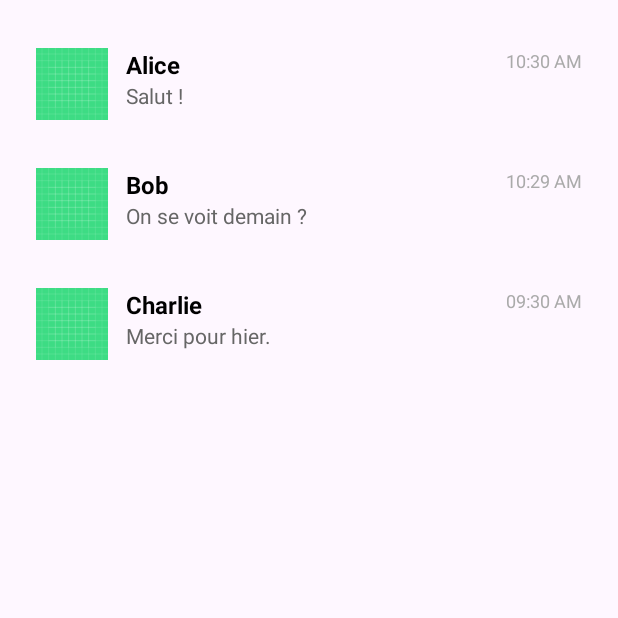
After one commit to Rydeckk/Twitter_android, an Android app: the fragment ConversationFragment shown on its own in the app's theme, on a phone screen of 412 x 824 dp, the top half of it. The commit adds this screen. Run offline under Robolectric (Android 15) with nearby library versions, the phone set to English and light mode, and no system bars.

Commit message:
feat: conversations messages (#2)
* feat: conversations messages

* Add fragment conversation

* fix: build crash

---------

Co-authored-by: Rydeckk <romainguiffantwork@hotmail.com>

```diff
--- /dev/null
+++ b/client/app/src/main/java/com/example/twitter_like/models/ConversationModel.kt
@@ -0,0 +1,8 @@
+package com.example.twitter_like.models
+
+data class ConversationModel(
+    val id: Int,
+    val title: String,
+    val lastMessage: String,
+    val timestamp: Long
+)
--- /dev/null
+++ b/client/app/src/main/java/com/example/twitter_like/views/ConversationAdapter.kt
@@ -0,0 +1,41 @@
+package com.example.twitter_like.views
+
+import android.view.LayoutInflater
+import android.view.View
+import android.view.ViewGroup
+import android.widget.TextView
+import androidx.recyclerview.widget.RecyclerView
+import com.example.twitter_like.R
+import com.example.twitter_like.models.ConversationModel
+import java.text.SimpleDateFormat
+import java.util.Date
+import java.util.Locale
+
+class ConversationAdapter (
+    private val conversations: List<ConversationModel>
+    ) : RecyclerView.Adapter<ConversationAdapter.ConversationViewHolder>() {
+
+        inner class ConversationViewHolder(view: View) : RecyclerView.ViewHolder(view) {
+            private val title = view.findViewById<TextView>(R.id.tvTitle)
+            private val lastMessage = view.findViewById<TextView>(R.id.tvLastMessage)
+            private val timestamp = view.findViewById<TextView>(R.id.tvTimestamp)
+
+            fun bind(conversation: ConversationModel) {
+                title.text = conversation.title
+                lastMessage.text = conversation.lastMessage
+                timestamp.text = SimpleDateFormat("hh:mm a", Locale.getDefault()).format(Date(conversation.timestamp))
+            }
+        }
+
+        override fun onCreateViewHolder(parent: ViewGroup, viewType: Int): ConversationViewHolder {
+            val view = LayoutInflater.from(parent.context)
+                .inflate(R.layout.conversation_item, parent, false)
+            return ConversationViewHolder(view)
+        }
+
+        override fun onBindViewHolder(holder: ConversationViewHolder, position: Int) {
+            holder.bind(conversations[position])
+        }
+
+        override fun getItemCount(): Int = conversations.size
+}
--- /dev/null
+++ b/client/app/src/main/java/com/example/twitter_like/views/fragment/ConversationFragment.kt
@@ -0,0 +1,32 @@
+package com.example.twitter_like.views.fragment
+
+import android.os.Bundle
+import android.view.View
+import androidx.fragment.app.Fragment
+import androidx.recyclerview.widget.LinearLayoutManager
+import androidx.recyclerview.widget.RecyclerView
+
+import com.example.twitter_like.R
+import com.example.twitter_like.models.ConversationModel
+import com.example.twitter_like.views.ConversationAdapter
+import com.example.twitter_like.viewmodel.MainViewModel
+
+class ConversationFragment: Fragment(R.layout.conversation_fragment) {
+    private lateinit var viewModel: MainViewModel
+
+    override fun onViewCreated(view: View, savedInstanceState: Bundle?) {
+        super.onViewCreated(view, savedInstanceState)
+
+        val recyclerView = view.findViewById<RecyclerView>(R.id.recyclerView)
+        recyclerView.layoutManager = LinearLayoutManager(requireContext())
+
+        val conversations = listOf(
+            ConversationModel(0, "Alice", "Salut !", System.currentTimeMillis()),
+            ConversationModel(1,"Bob", "On se voit demain ?", System.currentTimeMillis() - 60000),
+            ConversationModel(2,"Charlie", "Merci pour hier.", System.currentTimeMillis() - 3600000)
+        )
+
+        val adapter = ConversationAdapter(conversations)
+        recyclerView.adapter = adapter
+    }
+}
--- /dev/null
+++ b/client/app/src/main/res/layout/conversation_fragment.xml
@@ -0,0 +1,18 @@
+<?xml version="1.0" encoding="utf-8"?>
+<androidx.constraintlayout.widget.ConstraintLayout
+    xmlns:android="http://schemas.android.com/apk/res/android"
+    xmlns:tools="http://schemas.android.com/tools"
+    android:layout_width="match_parent"
+    android:layout_height="match_parent"
+    tools:context=".views.fragment.ConversationFragment">
+
+    <androidx.recyclerview.widget.RecyclerView
+        android:id="@+id/recyclerView"
+        android:layout_width="match_parent"
+        android:layout_height="match_parent"
+        android:padding="8dp"
+        android:layout_marginTop="8dp"
+        android:clipToPadding="false"
+        android:scrollbars="vertical"/>
+
+</androidx.constraintlayout.widget.ConstraintLayout>
--- /dev/null
+++ b/client/app/src/main/res/layout/conversation_item.xml
@@ -0,0 +1,58 @@
+<?xml version="1.0" encoding="utf-8"?>
+<androidx.constraintlayout.widget.ConstraintLayout xmlns:android="http://schemas.android.com/apk/res/android"
+    xmlns:app="http://schemas.android.com/apk/res-auto"
+    xmlns:tools="http://schemas.android.com/tools"
+    android:layout_width="match_parent"
+    android:layout_height="wrap_content">
+
+    <LinearLayout
+        android:layout_width="match_parent"
+        android:layout_height="wrap_content"
+        android:orientation="horizontal"
+        android:padding="16dp"
+        tools:layout_editor_absoluteY="326dp"
+        app:layout_constraintTop_toTopOf="parent">
+
+        <ImageView
+            android:id="@+id/ivProfile"
+            android:layout_width="48dp"
+            android:layout_height="48dp"
+            android:layout_marginEnd="12dp"
+            android:scaleType="centerCrop"
+            android:src="@drawable/ic_launcher_background" />
+
+        <LinearLayout
+            android:layout_width="0dp"
+            android:layout_height="wrap_content"
+            android:layout_weight="1"
+            android:orientation="vertical">
+
+            <!-- Nom -->
+            <TextView
+                android:id="@+id/tvTitle"
+                android:layout_width="match_parent"
+                android:layout_height="wrap_content"
+                android:textColor="#000"
+                android:textSize="16sp"
+                android:textStyle="bold" />
+
+            <!-- Dernier message -->
+            <TextView
+                android:id="@+id/tvLastMessage"
+                android:layout_width="match_parent"
+                android:layout_height="wrap_content"
+                android:textColor="#666"
+                android:textSize="14sp" />
+        </LinearLayout>
+
+        <TextView
+            android:id="@+id/tvTimestamp"
+            android:layout_width="wrap_content"
+            android:layout_height="wrap_content"
+            android:gravity="end"
+            android:textColor="#AAA"
+            android:textSize="12sp" />
+
+    </LinearLayout>
+
+</androidx.constraintlayout.widget.ConstraintLayout>
--- a/client/app/src/main/res/values/colors.xml
+++ b/client/app/src/main/res/values/colors.xml
@@ -2,6 +2,7 @@
 <resources>
     <color name="black">#FF000000</color>
     <color name="white">#FFFFFFFF</color>
+    <color name="blue_message">#1d9bf0</color>
     <color name="noBackground">#00000000</color>
     <color name="inactive_color">#FFFFFF</color>
     <color name="active_color">#00acee</color>
--- a/client/app/src/main/res/values/strings.xml
+++ b/client/app/src/main/res/values/strings.xml
@@ -1,5 +1,6 @@
 <resources>
     <string name="app_name">Twitter_like</string>
+    <string name="twitter">Twitter</string>
     <string name="tweet_profile_picture_content_description">Profile picture</string>
     <string name="tweet_firstname_lastname">Firstname Lastname</string>
     <string name="tweet_username">@susername</string>
```
Also changed, not shown: client/app/src/main/java/com/example/twitter_like/models/MessageModel.kt (added, +9 -0 lines), client/app/src/main/java/com/example/twitter_like/pages/MainActivity.kt (+0 -7 lines), client/app/src/main/java/com/example/twitter_like/viewmodel/MainViewModel.kt (added, +16 -0 lines), client/app/src/main/java/com/example/twitter_like/views/MessageAdapter.kt (added, +45 -0 lines), client/app/src/main/java/com/example/twitter_like/views/fragment/MessageFragment.kt (added, +8 -0 lines), client/app/src/main/res/drawable/background_message.xml (added, +10 -0 lines), client/app/src/main/res/layout/message_fragment.xml (added, +16 -0 lines), client/app/src/main/res/layout/message_item.xml (added, +33 -0 lines), client/settings.gradle.kts (line endings or trailing spaces), 2 other files.
